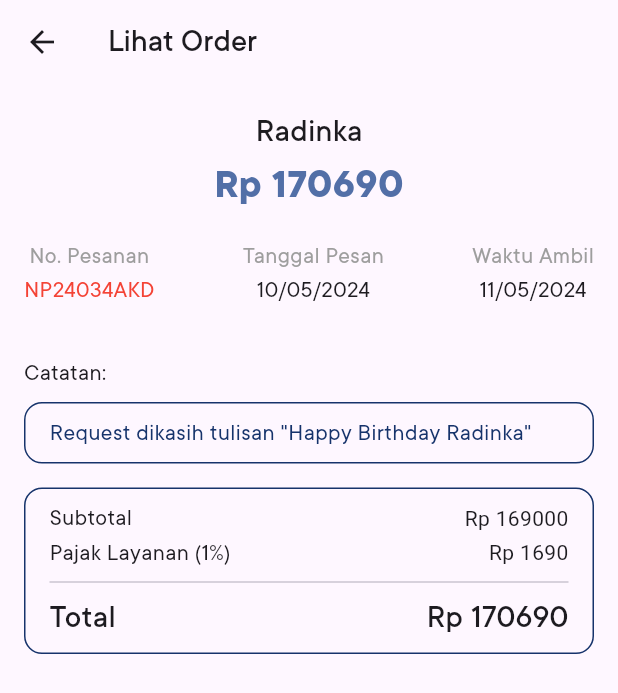
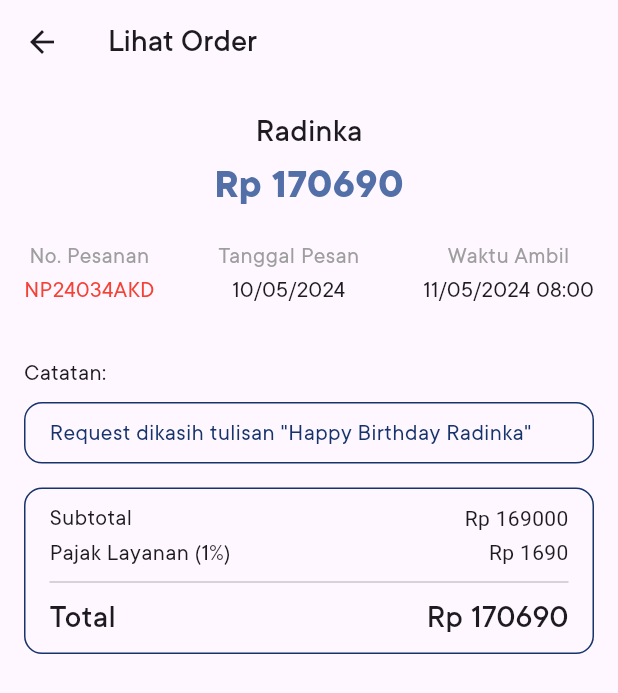
Before and after one commit to sendhyrama/bakehouse_slicing_ui, a Flutter app: the OrderDetailPage screen opened directly with sample values from the repository, on a phone screen of 412 x 824 dp. Shown: the top 693 px of the screen. Run offline on Flutter 3.47's test engine with Material 3 defaults, Android fonts, the phone set to English and light mode, and no system bars; our stand-ins replace animated_splash_screen, flutter_svg; network calls fail.

Commit message:
refactor: formatted date

```diff
--- a/lib/models/order.dart
+++ b/lib/models/order.dart
@@ -39,7 +39,7 @@ class Order {
       Order(
         orderNumber: 'NP24034AKD',
         orderDate: DateTime.parse('2024-05-10'),
-        pickupDate: DateTime.parse('2024-05-11'),
+        pickupDate: DateTime.parse('2024-05-11 08:00'),
         customerName: 'Radinka',
         customerNumber: '628113300039',
         total: 170690,
@@ -90,7 +90,7 @@ class Order {
       Order(
         orderNumber: 'NP24031AKA',
         orderDate: DateTime.parse('2024-05-10'),
-        pickupDate: DateTime.parse('2024-05-11'),
+        pickupDate: DateTime.parse('2024-05-11 08:00'),
         customerName: 'Radinka',
         customerNumber: '628113300039',
         total: 170690,
@@ -130,8 +130,7 @@ class Order {
         ],
         note: 'Request dikasih tulisan "Semhastulation!"',
         rating: 5,
-        reviewText:
-            'Mantap!',
+        reviewText: 'Mantap!',
         reviewImages: [
           'https://storage.googleapis.com/bucket-sendhyrama/bakehouse/foto2.png',
           'https://storage.googleapis.com/bucket-sendhyrama/bakehouse/foto2.png',
@@ -141,7 +140,7 @@ class Order {
       Order(
         orderNumber: 'NP24032AKB',
         orderDate: DateTime.parse('2024-05-10'),
-        pickupDate: DateTime.parse('2024-05-11'),
+        pickupDate: DateTime.parse('2024-05-11 08:00'),
         customerName: 'Radinka',
         customerNumber: '628113300039',
         total: 170690,
@@ -181,8 +180,7 @@ class Order {
         ],
         note: 'Tidak ada',
         rating: 5,
-        reviewText:
-            'Enak pake bangett!',
+        reviewText: 'Enak pake bangett!',
         reviewImages: [
           'https://storage.googleapis.com/bucket-sendhyrama/bakehouse/foto3.png',
           'https://storage.googleapis.com/bucket-sendhyrama/bakehouse/foto3.png',
@@ -192,9 +190,9 @@ class Order {
       Order(
         orderNumber: 'NP24033AKC',
         orderDate: DateTime.parse('2024-05-10'),
-        pickupDate: DateTime.parse('2024-05-11'),
+        pickupDate: DateTime.parse('2024-05-12 13:00'),
         customerName: 'Sendhy',
-        customerNumber: '628113300039',
+        customerNumber: '6282150103051',
         total: 170690,
         imageUrl:
             'https://storage.googleapis.com/bucket-sendhyrama/bakehouse/foto4.png',
@@ -232,8 +230,7 @@ class Order {
         ],
         note: 'Request dikasih tulisan "Hai kamu, hbd ya!"',
         rating: 5,
-        reviewText:
-            'Enak teksturnya lembut, worth to try!',
+        reviewText: 'Enak teksturnya lembut, worth to try!',
         reviewImages: [
           'https://storage.googleapis.com/bucket-sendhyrama/bakehouse/foto4.png',
           'https://storage.googleapis.com/bucket-sendhyrama/bakehouse/foto4.png',
@@ -243,9 +240,9 @@ class Order {
       Order(
         orderNumber: 'NP24030AKM',
         orderDate: DateTime.parse('2024-05-10'),
-        pickupDate: DateTime.parse('2024-05-11'),
+        pickupDate: DateTime.parse('2024-05-12 13:00'),
         customerName: 'Sendhy',
-        customerNumber: '628113300039',
+        customerNumber: '6282150103051',
         total: 170690,
         imageUrl:
             'https://storage.googleapis.com/bucket-sendhyrama/bakehouse/foto5.png',
@@ -283,8 +280,7 @@ class Order {
         ],
         note: 'semangat skripsinyaa!',
         rating: 5,
-        reviewText:
-            'Pertama kali nyoba kue seenak inii',
+        reviewText: 'Pertama kali nyoba kue seenak inii',
         reviewImages: [
           'https://storage.googleapis.com/bucket-sendhyrama/bakehouse/foto5.png',
           'https://storage.googleapis.com/bucket-sendhyrama/bakehouse/foto5.png',
@@ -297,7 +293,8 @@ class Order {
 
   String get formattedOrderDate => DateFormat('dd/MM/yyyy').format(orderDate);
 
-  String get formattedPickupDate => DateFormat('dd/MM/yyyy').format(pickupDate);
+  String get formattedPickupDate =>
+      DateFormat('dd/MM/yyyy HH:mm').format(pickupDate);
 
   double get subtotal {
     return items.fold(0, (sum, item) => sum + item.totalPrice);
--- a/lib/pages/review_page.dart
+++ b/lib/pages/review_page.dart
@@ -51,7 +51,7 @@ class ReviewPage extends StatelessWidget {
                   children: [
                     Text('Tanggal Pesan',
                         style: TextStyles.b1.copyWith(color: Colors.grey)),
-                    Text(DateFormat('dd/MM/yyyy').format(order.orderDate),
+                    Text(order.formattedOrderDate,
                         style: TextStyles.b1),
                   ],
                 ),
@@ -60,7 +60,7 @@ class ReviewPage extends StatelessWidget {
                   children: [
                     Text('Waktu Ambil',
                         style: TextStyles.b1.copyWith(color: Colors.grey)),
-                    Text(DateFormat('dd/MM/yyyy').format(order.pickupDate),
+                    Text(order.formattedPickupDate,
                         style: TextStyles.b1),
                   ],
                 ),
--- a/lib/widgets/order_history_card.dart
+++ b/lib/widgets/order_history_card.dart
@@ -50,10 +50,12 @@ class OrderHistoryCard extends StatelessWidget {
                             order.orderNumber,
                             style: TextStyles.b1.copyWith(color: Colors.red),
                           ),
+                          const SizedBox(height: 4.0),
                           Text(
                             order.customerName,
                             style: TextStyles.b1,
                           ),
+                          const SizedBox(height: 4.0),
                           Text(
                             order.formattedPickupDate,
                             style: TextStyles.b1,
```
